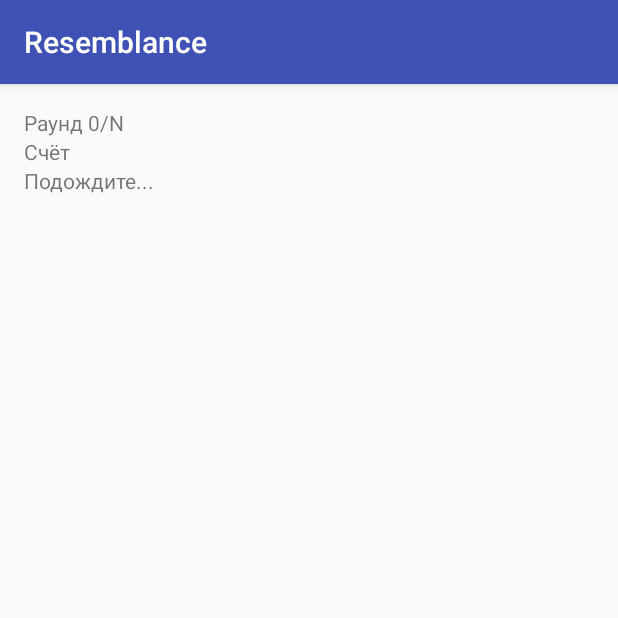
After one commit to MZuev/Resemblance, an Android app: the GameIntermediateActivity screen opened directly, with no data from a screen before it, on a phone screen of 412 x 824 dp, the top half of it. The commit adds this screen. Run offline under Robolectric (Android 15) with nearby library versions, the phone set to English and light mode, and no system bars.

Commit message:
Gameplay in process.

```diff
--- a/app/src/main/AndroidManifest.xml
+++ b/app/src/main/AndroidManifest.xml
@@ -31,7 +31,9 @@
         <activity android:name=".PasswordChangeActivity" />
         <activity android:name=".CreateSetCardsActivity" />
         <activity android:name=".ListOfSetsActivity" />
-        <activity android:name=".ShowImageFromListActivity"></activity>
+        <activity android:name=".ShowImageFromListActivity" />
+        <activity android:name=".GameIntermediateActivity" />
+        <activity android:name=".LeadingCardsGridActivity"></activity>
     </application>
 
 </manifest>
--- /dev/null
+++ b/app/src/main/java/ru/spbau/resemblance/GameIntermediateActivity.java
@@ -0,0 +1,13 @@
+package ru.spbau.resemblance;
+
+import android.support.v7.app.AppCompatActivity;
+import android.os.Bundle;
+
+public class GameIntermediateActivity extends AppCompatActivity {
+
+    @Override
+    protected void onCreate(Bundle savedInstanceState) {
+        super.onCreate(savedInstanceState);
+        setContentView(R.layout.activity_game_intermediate);
+    }
+}
--- a/app/src/main/java/ru/spbau/resemblance/RandomGameActivity.java
+++ b/app/src/main/java/ru/spbau/resemblance/RandomGameActivity.java
@@ -10,6 +10,7 @@ public class RandomGameActivity extends AppCompatActivity {
         super.onCreate(savedInstanceState);
         setContentView(R.layout.activity_random_game);
         //TODO ask server to put us in the waiting list
+        Thread.sleep(1000);
     }
 
     @Override
--- /dev/null
+++ b/app/src/main/res/layout/activity_game_intermediate.xml
@@ -0,0 +1,39 @@
+<?xml version="1.0" encoding="utf-8"?>
+<RelativeLayout xmlns:android="http://schemas.android.com/apk/res/android"
+    xmlns:tools="http://schemas.android.com/tools"
+    android:id="@+id/activity_game_intermediate"
+    android:layout_width="match_parent"
+    android:layout_height="match_parent"
+    android:paddingBottom="@dimen/activity_vertical_margin"
+    android:paddingLeft="@dimen/activity_horizontal_margin"
+    android:paddingRight="@dimen/activity_horizontal_margin"
+    android:paddingTop="@dimen/activity_vertical_margin"
+    tools:context="ru.spbau.resemblance.GameIntermediateActivity">
+
+    <LinearLayout
+        android:orientation="vertical"
+        android:layout_width="match_parent"
+        android:layout_height="match_parent"
+        android:layout_alignParentTop="true"
+        android:layout_alignParentLeft="true"
+        android:layout_alignParentStart="true">
+
+        <TextView
+            android:text="Раунд 0/N"
+            android:layout_width="match_parent"
+            android:layout_height="wrap_content"
+            android:id="@+id/intermediateRoundText" />
+
+        <TextView
+            android:text="Счёт"
+            android:layout_width="match_parent"
+            android:layout_height="wrap_content"
+            android:id="@+id/intermediateScoreText" />
+
+        <TextView
+            android:text="Подождите..."
+            android:layout_width="match_parent"
+            android:layout_height="wrap_content"
+            android:id="@+id/intermediateWaitText" />
+    </LinearLayout>
+</RelativeLayout>
```
Also changed, not shown: app/src/main/java/ru/spbau/resemblance/LeadingCardsGridActivity.java (added, +13 -0 lines), app/src/main/res/layout/activity_leading_cards_grid.xml (added, +19 -0 lines).
